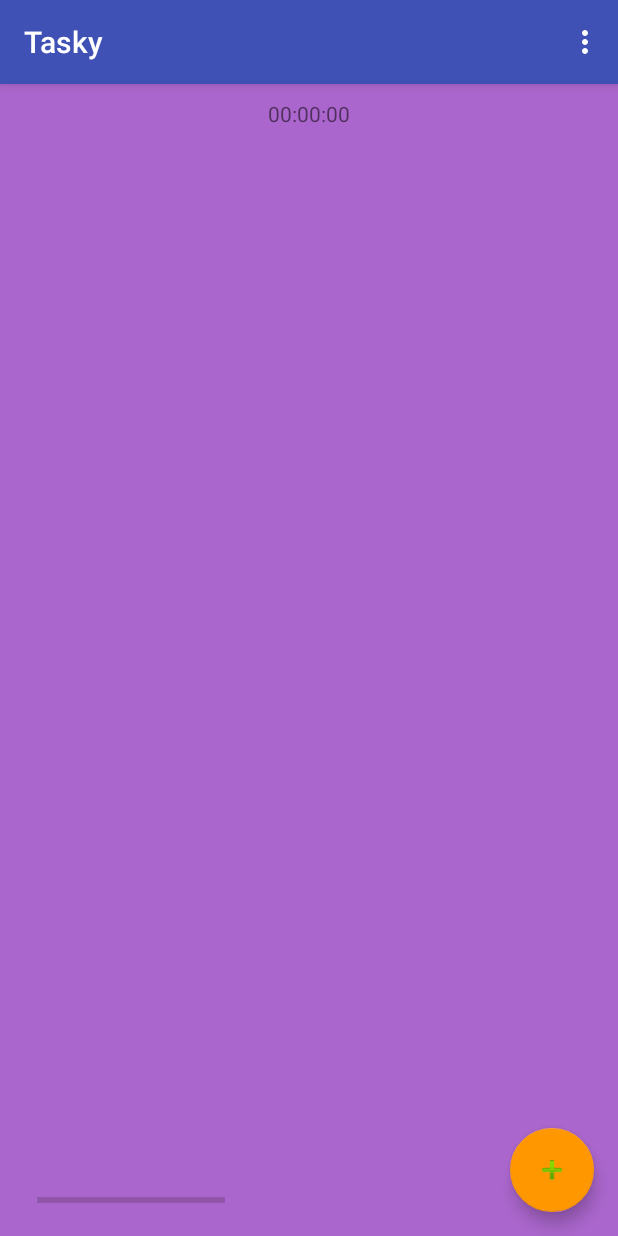
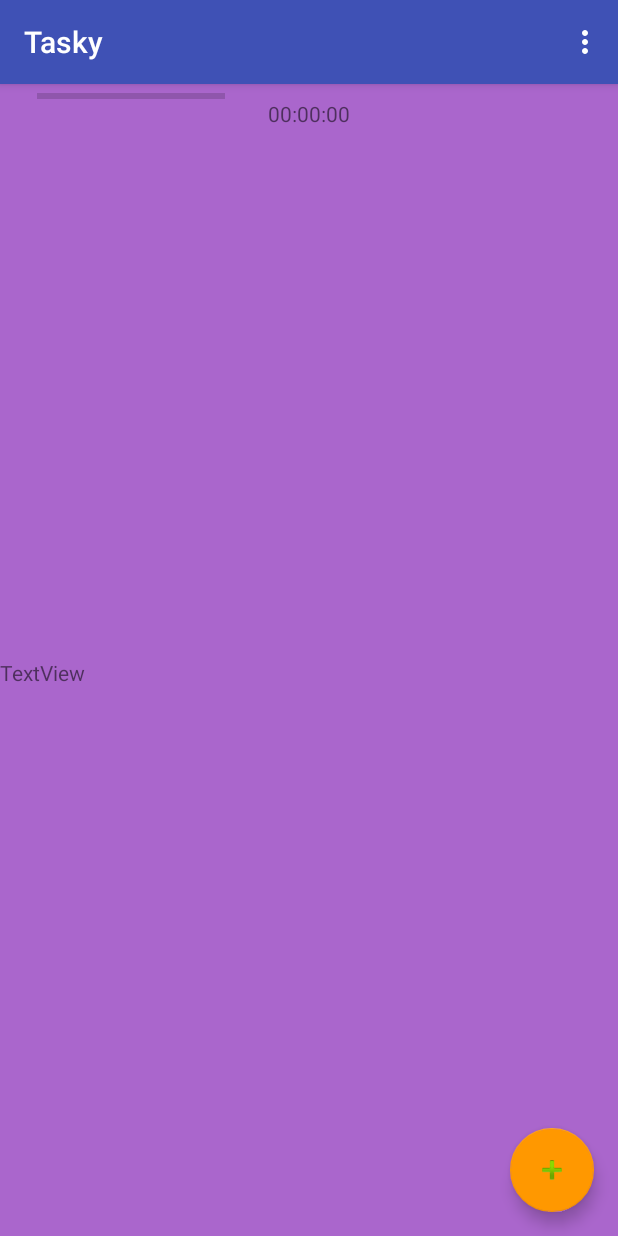
Before and after one commit to cqpham/SEG3125_Project, an Android app: the screen it shows after launch (MainActivity), on a phone screen of 412 x 824 dp. Run offline under Robolectric (Android 15) with nearby library versions, the phone set to English and light mode, and no system bars.

Commit message:
Added code for dialogs for leveling up and some demo code for storing preferences

```diff
--- a/app/src/main/java/seg3125/project/MainActivity.java
+++ b/app/src/main/java/seg3125/project/MainActivity.java
@@ -1,5 +1,7 @@
 package seg3125.project;
 
+import android.content.Context;
+import android.content.SharedPreferences;
 import android.os.Bundle;
 import android.os.CountDownTimer;
 import android.support.design.widget.FloatingActionButton;
@@ -14,18 +16,23 @@ import android.widget.NumberPicker;
 import android.widget.TextView;
 import android.support.design.widget.Snackbar;
 
-import org.w3c.dom.Text;
-
-import java.util.concurrent.TimeUnit;
-
 public class MainActivity extends AppCompatActivity {
 
     private TextView countdownText;
+    private long taskDurationMilliseconds, taskDurationMinutes;
+    private final String[] minArray = {"5", "10", "15", "20", "25", "30", "35", "40", "45", "50", "55"};
 
     @Override
     protected void onCreate(Bundle savedInstanceState) {
         super.onCreate(savedInstanceState);
         setContentView(R.layout.activity_main);
+
+        SharedPreferences sharedPreferences = getPreferences(Context.MODE_PRIVATE);
+        int defaultLevelValue = getResources().getInteger(R.integer.saved_level_default);
+        long level = sharedPreferences.getInt(getString(R.string.saved_level), defaultLevelValue);
+        int defaultPointsEarnedValue = getResources().getInteger(R.integer.points_earned_default);
+        long pointsEarned = sharedPreferences.getInt(getString(R.string.points_earned), defaultPointsEarnedValue);
+
         Toolbar toolbar = (Toolbar) findViewById(R.id.toolbar);
         setSupportActionBar(toolbar);
 
@@ -62,7 +69,8 @@ public class MainActivity extends AppCompatActivity {
 
         final NumberPicker minPicker = (NumberPicker) dialogView.findViewById(R.id.minPicker);
         minPicker.setMinValue(0);
-        minPicker.setMaxValue(59);
+        minPicker.setMaxValue(minArray.length-1);
+        minPicker.setDisplayedValues(minArray);
         minPicker.setWrapSelectorWheel(true);
 
         String positiveText = getString(android.R.string.ok);
@@ -73,11 +81,11 @@ public class MainActivity extends AppCompatActivity {
                         // positive button logic
                         dialog.cancel();
                         //Get duration
-                        //long totalMilliseconds = hrPicker.getValue()*60*60000 + minPicker.getValue()*60000;
-                        long totalMilliseconds = 2000;
-                        CustomCountDownTimer customCountDownTimer = new CustomCountDownTimer(totalMilliseconds, 1000);
+                        taskDurationMinutes = hrPicker.getValue()*60 + Integer.parseInt(minArray[minPicker.getValue()]);
+                        taskDurationMilliseconds = taskDurationMinutes*60000;
+                        //long totalMilliseconds = 2000;
+                        CustomCountDownTimer customCountDownTimer = new CustomCountDownTimer(taskDurationMilliseconds, 1000);
                         customCountDownTimer.start();
-
                     }
                 });
 
@@ -103,6 +111,11 @@ public class MainActivity extends AppCompatActivity {
         View dialogView = inflater.inflate(R.layout.finished_task, null);
         builder.setView(dialogView);
 
+        TextView earned_points_text = (TextView) dialogView.findViewById(R.id.earned_points_text);
+        Long earnedPoints = calculateXpPoints(taskDurationMinutes);
+        earned_points_text.setText(Long.toString(earnedPoints));
+        //earned_points_text.setText(R.string.earned_points + calculateXpPoints(millisInFuture) + R.string.points);
+
         String positiveText = getString(android.R.string.ok);
         builder.setPositiveButton(positiveText,
                 new DialogInterface.OnClickListener() {
@@ -113,25 +126,19 @@ public class MainActivity extends AppCompatActivity {
                     }
                 });
 
-        String negativeText = getString(android.R.string.cancel);
-        builder.setNegativeButton(negativeText,
-                new DialogInterface.OnClickListener() {
-                    @Override
-                    public void onClick(DialogInterface dialog, int which) {
-                        // negative button logic
-                        dialog.cancel();
-                    }
-                });
-
         AlertDialog dialog = builder.create();
         // display dialog
         dialog.show();
     }
 
+    private long calculateXpPoints(long minutes) {
+        return minutes*100;
+    }
+
     private class CustomCountDownTimer extends CountDownTimer {
+
         public CustomCountDownTimer (long millisInFuture, long countDownInterval) {
             super(millisInFuture, countDownInterval);
-            //start();
         }
 
         @Override
@@ -145,10 +152,11 @@ public class MainActivity extends AppCompatActivity {
         public void onFinish() {
             //reset timer
             countdownText.setText(R.string.timer_default);
-            //showFinishedTaskDialog();
-            Snackbar.make(findViewById(R.id.coordinatorLayout), "Congratulations!",
+            showFinishedTaskDialog();
+            /*Snackbar.make(findViewById(R.id.coordinatorLayout), "Congratulations!",
                     Snackbar.LENGTH_INDEFINITE)
                     .show();
+                    */
         }
 
         private String formatMilliseconds(long milliseconds) {
--- a/app/src/main/res/layout/content_main.xml
+++ b/app/src/main/res/layout/content_main.xml
@@ -19,7 +19,8 @@
         app:layout_constraintStart_toStartOf="parent"
         app:layout_constraintTop_toTopOf="parent"
         app:srcCompat="@android:color/holo_purple"
-        tools:layout_editor_absoluteX="0dp" />
+        tools:layout_editor_absoluteX="0dp"
+        app:layout_constraintVertical_bias="0.0" />
 
     <LinearLayout
         android:layout_width="wrap_content"
@@ -46,10 +47,18 @@
         style="?android:attr/progressBarStyleHorizontal"
         android:layout_width="125dp"
         android:layout_height="wrap_content"
-        app:layout_constraintBottom_toBottomOf="parent"
+        app:layout_constraintBottom_toTopOf="level_text"
         app:layout_constraintLeft_toLeftOf="parent"
         app:layout_constraintRight_toRightOf="parent"
         android:layout_marginBottom="16dp"
         app:layout_constraintHorizontal_bias="0.086" />
 
+    <TextView
+        android:id="@+id/level_text"
+        android:layout_width="wrap_content"
+        android:layout_height="wrap_content"
+        android:text="TextView"
+        app:layout_constraintTop_toBottomOf="@id/progressBar"
+        app:layout_constraintBottom_toBottomOf="parent"/>
+
 </android.support.constraint.ConstraintLayout>
--- a/app/src/main/res/menu/main_menu.xml
+++ b/app/src/main/res/menu/main_menu.xml
@@ -8,9 +8,4 @@
         android:title="Settings"
         android:orderInCategory="1"
         app:showAsAction="never" />
-    <item
-        android:id="@+id/action_suggestATip"
-        android:title="Suggest a tip"
-        android:orderInCategory="2"
-        app:showAsAction="never" />
 </menu>
--- a/app/src/main/res/values/strings.xml
+++ b/app/src/main/res/values/strings.xml
@@ -7,4 +7,14 @@
     <string name="task_duration">Task Duration</string>
 
     <string name="timer_default">00:00:00</string>
+
+    <string name="congratulations">Congratulations!</string>
+    <string name="earned_points">You\'ve earned</string>
+    <string name="points">XP points!</string>
+
+    <!-- Values for SharedPreferences -->
+    <integer name="saved_level_default">1</integer>
+    <string name="saved_level">1</string>
+    <integer name="points_earned_default">0</integer>
+    <string name="points_earned">0</string>
 </resources>
```
Also changed, not shown: app/src/main/res/layout/finished_task.xml (+13 -20 lines), app/src/main/res/layout/level_up.xml (added, +21 -0 lines), 2 other files.
